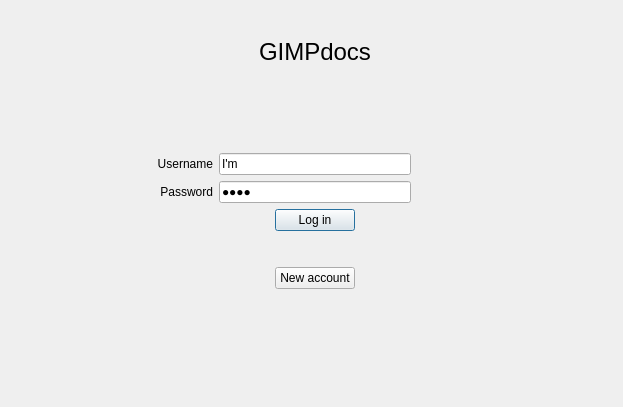
Old version of the form CLIENT/GUI/ui/gui_login.ui in the repository GiuliCler/GIMPteam.
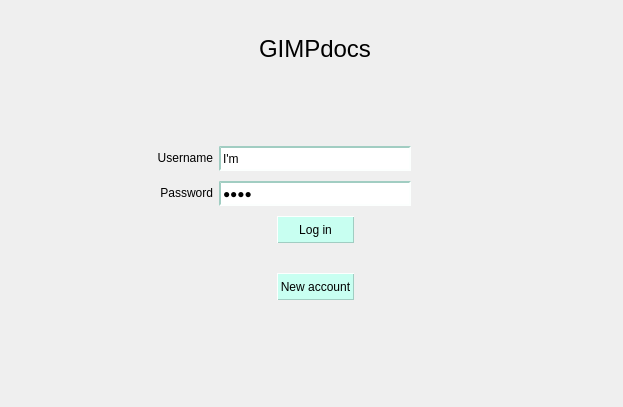
New version of the form.

```diff
--- a/CLIENT/GUI/ui/gui_login.ui
+++ b/CLIENT/GUI/ui/gui_login.ui
@@ -13,7 +13,46 @@
   <property name="windowTitle">
    <string>Form</string>
   </property>
+  <property name="styleSheet">
+   <string notr="true">QWidget#opendocTab,QWidget#newdocTab{
+	background-color: qlineargradient(spread:reflect, x1:0.5, y1:0, x2:0.5, y2:0.49, stop:0 rgba(207, 245, 236, 255), stop:0.17 rgba(215, 255, 245, 255), stop:1 rgba(230, 255, 249, 255));
+}
+
+QPushButton {
+	height: 25px;
+	width: 75px;
+    background-color: hsv(165, 55, 255);
+    border-width: 1px;
+	border-style: outset;
+	border-color: hsv(165, 55, 205);
+}
+
+QPushButton:hover:!pressed{
+	border-color: hsv(165, 255, 255);
+	border-top-color: hsv(165, 200, 255);	
+	border-left-color: hsv(165, 200, 255);
+}
+
+QPushButton:pressed,QPushButton:checked {
+    border-style: inset;
+	background-color: hsv(165, 55, 220);
+}
+
+QLineEdit{
+    border-width: 2px;
+	border-style: inset;
+	border-color: hsv(165, 55, 205);
+}
+
+QLineEdit:focus{
+	border-color: hsv(165, 105, 205);
+}
+</string>
+  </property>
   <layout class="QGridLayout" name="gridLayout" rowstretch="1,0,3,0,0,0,4" columnstretch="1,1,0,2">
+   <property name="verticalSpacing">
+    <number>10</number>
+   </property>
    <item row="4" column="1">
     <widget class="QLabel" name="label_2">
      <property name="cursor">
@@ -45,6 +84,12 @@
    </item>
    <item row="3" column="2">
     <widget class="QLineEdit" name="usernameLineEdit">
+     <property name="minimumSize">
+      <size>
+       <width>0</width>
+       <height>25</height>
+      </size>
+     </property>
      <property name="text">
       <string>I'm</string>
      </property>
@@ -52,6 +97,12 @@
    </item>
    <item row="4" column="2">
     <widget class="QLineEdit" name="passwordLineEdit">
+     <property name="minimumSize">
+      <size>
+       <width>0</width>
+       <height>25</height>
+      </size>
+     </property>
      <property name="text">
       <string>lazy</string>
      </property>
```
